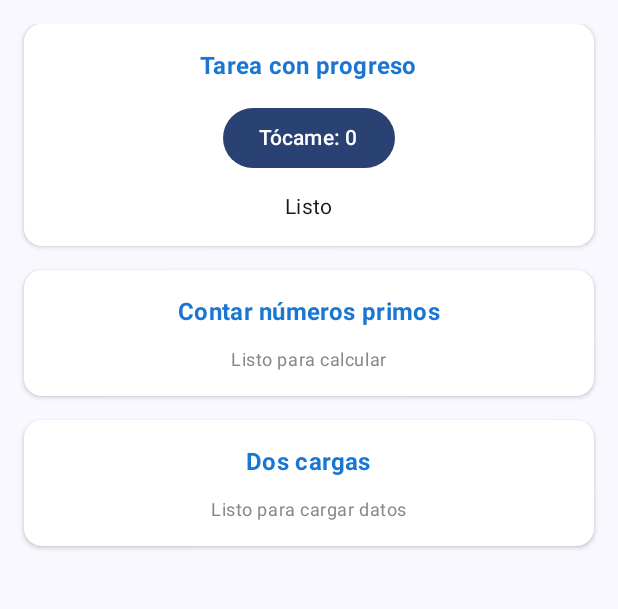
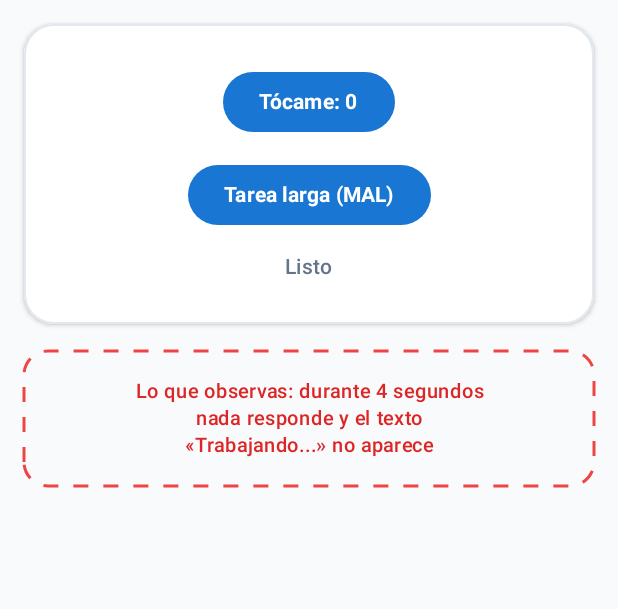
Before and after one commit to Jesus-Rocha-B/Lab-CentroTareas-Rocha, an Android app built with Jetpack Compose: the screen it shows after launch (MainActivity), on a phone screen of 412 x 824 dp, the part 96-705 px from its top. Run offline under Robolectric (Android 15) with nearby library versions, the phone set to English and light mode, and no system bars.

Commit message:
feat(hilos): provoca el congelamiento con Thread.sleep en el hilo principal

```diff
--- a/app/src/main/java/com/rocha/centrotareas/ui/PantallaTareas.kt
+++ b/app/src/main/java/com/rocha/centrotareas/ui/PantallaTareas.kt
@@ -1,13 +1,15 @@
 package com.rocha.centrotareas.ui
 
+import androidx.compose.foundation.BorderStroke
 import androidx.compose.foundation.layout.Arrangement
+import androidx.compose.foundation.layout.Box
 import androidx.compose.foundation.layout.Column
 import androidx.compose.foundation.layout.fillMaxSize
 import androidx.compose.foundation.layout.fillMaxWidth
 import androidx.compose.foundation.layout.padding
-import androidx.compose.foundation.rememberScrollState
-import androidx.compose.foundation.verticalScroll
+import androidx.compose.foundation.shape.RoundedCornerShape
 import androidx.compose.material3.Button
+import androidx.compose.material3.ButtonDefaults
 import androidx.compose.material3.Card
 import androidx.compose.material3.CardDefaults
 import androidx.compose.material3.ExperimentalMaterial3Api
@@ -24,9 +26,15 @@ import androidx.compose.runtime.remember
 import androidx.compose.runtime.setValue
 import androidx.compose.ui.Alignment
 import androidx.compose.ui.Modifier
+import androidx.compose.ui.draw.drawBehind
+import androidx.compose.ui.geometry.CornerRadius
 import androidx.compose.ui.graphics.Color
+import androidx.compose.ui.graphics.PathEffect
+import androidx.compose.ui.graphics.drawscope.Stroke
 import androidx.compose.ui.text.font.FontWeight
+import androidx.compose.ui.text.style.TextAlign
 import androidx.compose.ui.unit.dp
+import androidx.compose.ui.unit.sp
 import com.rocha.centrotareas.viewmodel.TareasViewModel
 
 @OptIn(ExperimentalMaterial3Api::class)
@@ -49,105 +57,99 @@ fun PantallaTareas(vm: TareasViewModel) {
                     containerColor = Color(0xFF1976D2)
                 )
             )
-        }
+        },
+        containerColor = Color(0xFFF8FAFC)
     ) { padding ->
         Column(
             modifier = Modifier
                 .fillMaxSize()
                 .padding(padding)
-                .padding(16.dp)
-                .verticalScroll(rememberScrollState()),
-            verticalArrangement = Arrangement.spacedBy(16.dp)
+                .padding(16.dp),
+            horizontalAlignment = Alignment.CenterHorizontally,
+            verticalArrangement = Arrangement.spacedBy(18.dp)
         ) {
-            // Tarjeta 1: Tarea con progreso (pasos 1 a 4)
+            // Tarjeta principal (Paso 1: Tarea larga MAL)
             Card(
                 modifier = Modifier.fillMaxWidth(),
+                shape = RoundedCornerShape(20.dp),
                 colors = CardDefaults.cardColors(containerColor = Color.White),
+                border = BorderStroke(1.dp, Color(0xFFE2E8F0)),
                 elevation = CardDefaults.cardElevation(defaultElevation = 2.dp)
             ) {
                 Column(
                     modifier = Modifier
                         .fillMaxWidth()
-                        .padding(16.dp),
+                        .padding(horizontal = 24.dp, vertical = 28.dp),
                     horizontalAlignment = Alignment.CenterHorizontally,
-                    verticalArrangement = Arrangement.spacedBy(12.dp)
+                    verticalArrangement = Arrangement.spacedBy(14.dp)
+                ) {
+                    // Botón 1: Tócame (contador interactivo)
+                    Button(
+                        onClick = { toques++ },
+                        shape = RoundedCornerShape(50),
+                        colors = ButtonDefaults.buttonColors(
+                            containerColor = Color(0xFF1976D2),
+                            contentColor = Color.White
+                        )
                     ) {
                         Text(
-                        text = "Tarea con progreso",
-                        style = MaterialTheme.typography.titleMedium,
-                        fontWeight = FontWeight.Bold,
-                        color = Color(0xFF1976D2)
+                            text = "Tócame: $toques",
+                            fontWeight = FontWeight.Bold
                         )
-
-                    Button(onClick = { toques++ }) {
-                        Text(text = "Tócame: $toques")
                     }
 
-                    // TODO Paso 1 a 4: botones de inicio/cancelación y barra de progreso
+                    // Botón 2: Tarea larga (MAL) que bloquea el hilo principal
+                    Button(
+                        onClick = { vm.tareaLargaMala() },
+                        shape = RoundedCornerShape(50),
+                        colors = ButtonDefaults.buttonColors(
+                            containerColor = Color(0xFF1976D2),
+                            contentColor = Color.White
+                        )
+                    ) {
+                        Text(
+                            text = "Tarea larga (MAL)",
+                            fontWeight = FontWeight.Bold
+                        )
+                    }
+
+                    // Texto del mensaje ("Listo", "Trabajando...", "Terminó")
                     Text(
                         text = mensaje,
-                        style = MaterialTheme.typography.bodyMedium
+                        style = MaterialTheme.typography.bodyMedium,
+                        color = Color(0xFF64748B),
+                        fontWeight = FontWeight.Medium
                     )
                 }
             }
 
-            // Tarjeta 2: Contar números primos (paso 5)
-            Card(
-                modifier = Modifier.fillMaxWidth(),
-                colors = CardDefaults.cardColors(containerColor = Color.White),
-                elevation = CardDefaults.cardElevation(defaultElevation = 2.dp)
-            ) {
-                Column(
+            // Recuadro con borde rojo punteado (Explicación del congelamiento)
+            val strokeDashed = Stroke(
+                width = 3f,
+                pathEffect = PathEffect.dashPathEffect(floatArrayOf(15f, 15f), 0f)
+            )
+            Box(
                 modifier = Modifier
                     .fillMaxWidth()
-                        .padding(16.dp),
-                    horizontalAlignment = Alignment.CenterHorizontally,
-                    verticalArrangement = Arrangement.spacedBy(12.dp)
+                    .drawBehind {
+                        drawRoundRect(
+                            color = Color(0xFFEF4444),
+                            style = strokeDashed,
+                            cornerRadius = CornerRadius(16.dp.toPx())
+                        )
+                    }
+                    .padding(horizontal = 20.dp, vertical = 18.dp),
+                contentAlignment = Alignment.Center
             ) {
                 Text(
-                        text = "Contar números primos",
-                        style = MaterialTheme.typography.titleMedium,
-                        fontWeight = FontWeight.Bold,
-                        color = Color(0xFF1976D2)
-                    )
-
-                    // TODO Paso 5: Campo de texto y botones de cálculo de primos
-                    Text(
-                        text = "Listo para calcular",
-                        style = MaterialTheme.typography.bodySmall,
-                        color = Color.Gray
-                    )
-                }
-            }
-
-            // Tarjeta 3: Dos cargas (pasos 6 y 7)
-            Card(
-                modifier = Modifier.fillMaxWidth(),
-                colors = CardDefaults.cardColors(containerColor = Color.White),
-                elevation = CardDefaults.cardElevation(defaultElevation = 2.dp)
-            ) {
-                Column(
-                    modifier = Modifier
-                        .fillMaxWidth()
-                        .padding(16.dp),
-                    horizontalAlignment = Alignment.CenterHorizontally,
-                    verticalArrangement = Arrangement.spacedBy(12.dp)
-                ) {
-                    Text(
-                        text = "Dos cargas",
-                        style = MaterialTheme.typography.titleMedium,
-                        fontWeight = FontWeight.Bold,
-                        color = Color(0xFF1976D2)
-                    )
-
-                    // TODO Pasos 6 y 7: Switch y botones de carga secuencial y paralela
-                    Text(
-                        text = "Listo para cargar datos",
-                        style = MaterialTheme.typography.bodySmall,
-                        color = Color.Gray
+                    text = "Lo que observas: durante 4 segundos\nnada responde y el texto\n«Trabajando...» no aparece",
+                    color = Color(0xFFDC2626),
+                    fontWeight = FontWeight.SemiBold,
+                    fontSize = 13.sp,
+                    lineHeight = 18.sp,
+                    textAlign = TextAlign.Center
                 )
             }
         }
     }
 }
-}
--- a/app/src/main/java/com/rocha/centrotareas/viewmodel/TareasViewModel.kt
+++ b/app/src/main/java/com/rocha/centrotareas/viewmodel/TareasViewModel.kt
@@ -12,7 +12,14 @@ class TareasViewModel(private val repo: TareasRepository) : ViewModel() {
     // ----- Tarea con progreso (pasos 1 a 4)
     private val _mensaje = MutableStateFlow("Listo")
     val mensaje: StateFlow<String> = _mensaje.asStateFlow()
-    // TODO Paso 1: fun tareaLargaMala()
+
+    // Paso 1: Tarea larga que bloquea el hilo principal (MAL)
+    fun tareaLargaMala() {
+        _mensaje.value = "Trabajando..."
+        Thread.sleep(4000)
+        _mensaje.value = "Terminó"
+    }
+
     // TODO Paso 2: fun tareaLarga()
     // TODO Paso 3: progreso
     // TODO Paso 4: trabajo (Job), corriendo y cancelar()
```
Lines whose indentation alone changed are shown as unchanged.
